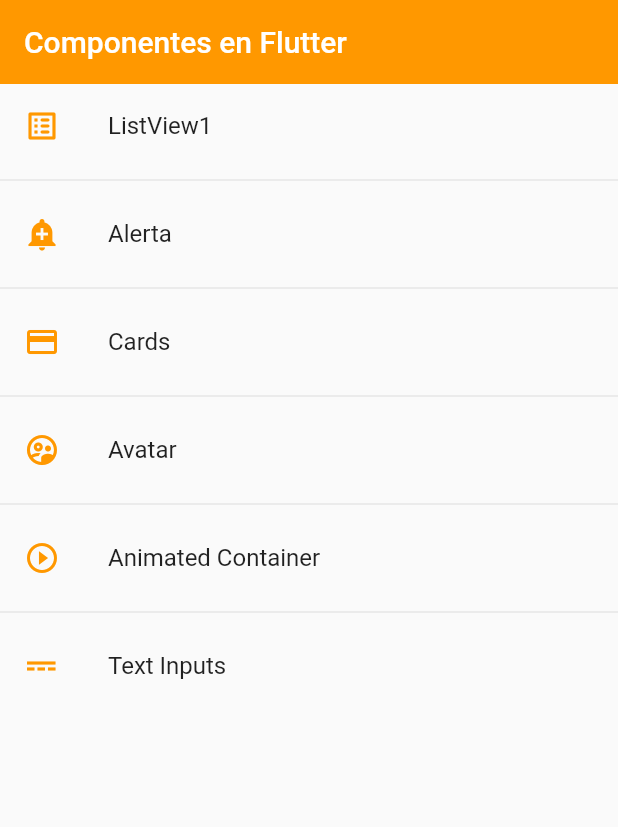
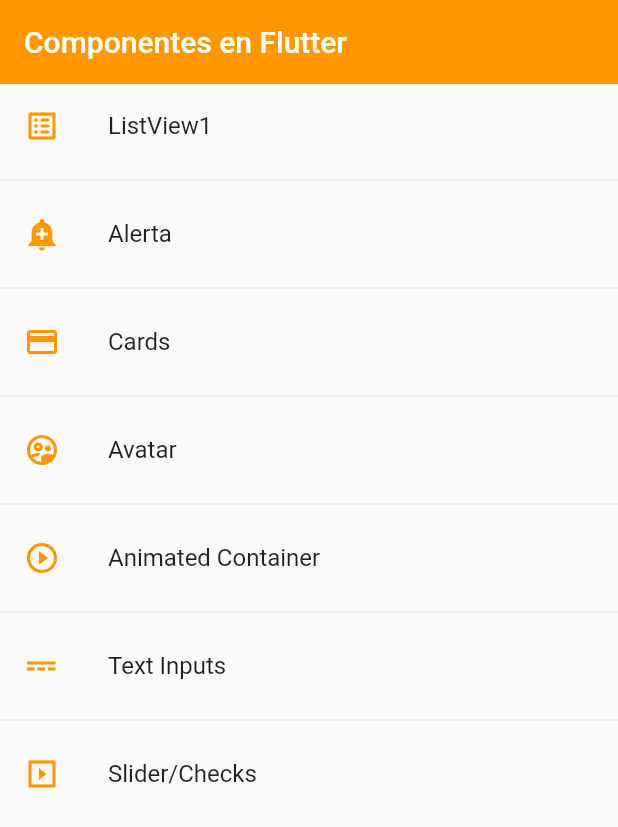
Before and after one commit to skynoorz/fl_components, a Flutter app: the screen it shows after launch, on a phone screen of 412 x 824 dp. Shown: the top 827 px of the screen. Run offline on Flutter 3.47's test engine with Material 2 defaults, Android fonts, the phone set to English and light mode, and no system bars.

Commit message:
Widget - Slider test

```diff
--- a/lib/router/app_routes.dart
+++ b/lib/router/app_routes.dart
@@ -36,6 +36,11 @@ class AppRoutes {
         name: 'Text Inputs',
         screen: const InputScreen(),
         icon: Icons.power_input_outlined),
+    MenuOption(
+        route: 'slider',
+        name: 'Slider/Checks',
+        screen: const SliderScreen(),
+        icon: Icons.slideshow_sharp),
   ];
 
   static Map<String, Widget Function(BuildContext)> getAppRoutes() {
--- a/lib/screens/screens.dart
+++ b/lib/screens/screens.dart
@@ -1,3 +1,4 @@
+export 'package:fl_components/screens/slider_screen.dart';
 export 'package:fl_components/screens/inputs_screen.dart';
 export 'package:fl_components/screens/animated_screen.dart';
 export 'package:fl_components/screens/avatar_screen.dart';
```
Also changed, not shown: lib/screens/slider_screen.dart (added, +41 -0 lines).
